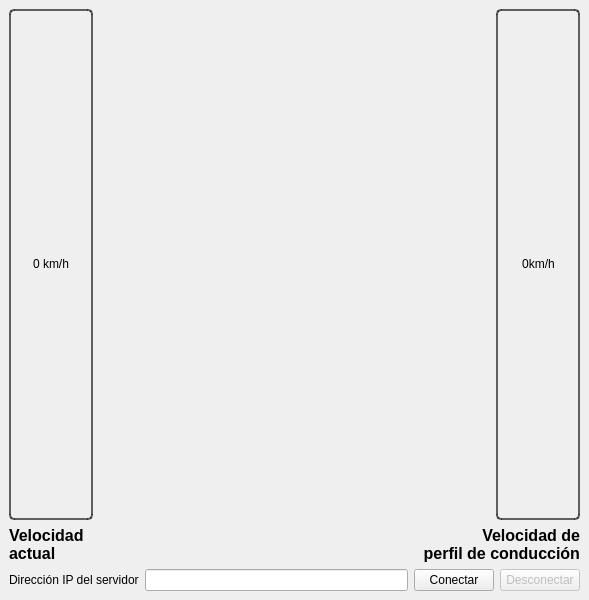
First picture: the form in gui_driver.ui, repository JuanNogRa/PVE_Repo, before the edit.
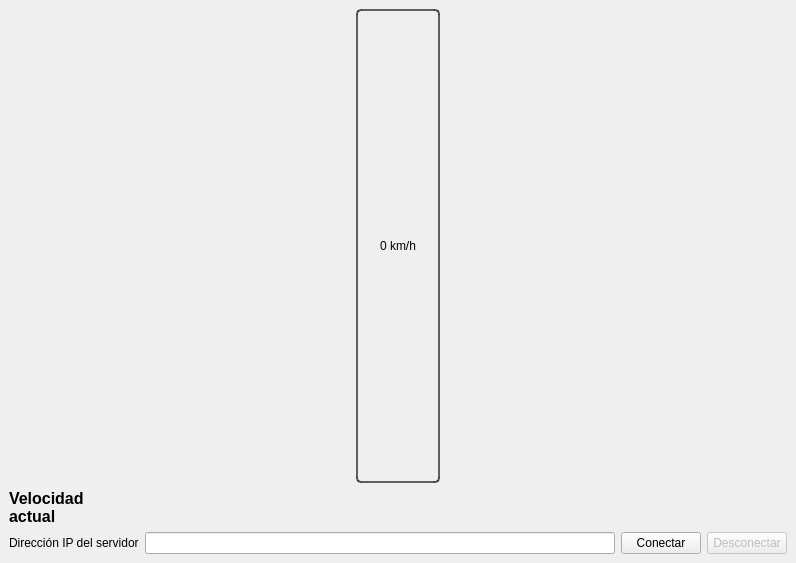
Second picture: the form after the edit.

```diff
--- a/gui_driver.ui
+++ b/gui_driver.ui
@@ -6,8 +6,8 @@
    <rect>
     <x>0</x>
     <y>0</y>
-    <width>589</width>
-    <height>600</height>
+    <width>796</width>
+    <height>563</height>
    </rect>
   </property>
   <property name="windowTitle">
@@ -64,64 +64,7 @@
        </widget>
       </item>
       <item>
-       <widget class="QLabel" name="Indicaciones">
-        <property name="font">
-         <font>
-          <pointsize>18</pointsize>
-          <weight>75</weight>
-          <bold>true</bold>
-         </font>
-        </property>
-        <property name="layoutDirection">
-         <enum>Qt::LeftToRight</enum>
-        </property>
-        <property name="styleSheet">
-         <string notr="true"/>
-        </property>
-        <property name="text">
-         <string/>
-        </property>
-        <property name="alignment">
-         <set>Qt::AlignCenter</set>
-        </property>
-       </widget>
-      </item>
-      <item>
-       <widget class="QProgressBar" name="Source_Gauge">
-        <property name="layoutDirection">
-         <enum>Qt::LeftToRight</enum>
-        </property>
-        <property name="styleSheet">
-         <string notr="true">QProgressBar {
-border: 2px solid rgba(33, 37, 43, 180);
-border-radius: 5px;
-text-align: center;
-font: 75 14pt &quot;MS Shell Dlg 2&quot;;
-background-color: transparent;
-color: black;
-width: 80;
-
-}
-QProgressBar::chunk {
-	background-color: rgb(173, 7, 255);
-}</string>
-        </property>
-        <property name="maximum">
-         <number>400</number>
-        </property>
-        <property name="value">
-         <number>0</number>
-        </property>
-        <property name="alignment">
-         <set>Qt::AlignCenter</set>
-        </property>
-        <property name="orientation">
-         <enum>Qt::Vertical</enum>
-        </property>
-        <property name="format">
-         <string>%vkm/h</string>
-        </property>
-       </widget>
+       <layout class="QVBoxLayout" name="Senales"/>
       </item>
      </layout>
     </item>
@@ -152,26 +95,6 @@
         </property>
        </widget>
       </item>
-      <item>
-       <widget class="QLabel" name="label">
-        <property name="font">
-         <font>
-          <pointsize>12</pointsize>
-          <weight>75</weight>
-          <bold>true</bold>
-          <strikeout>false</strikeout>
-          <kerning>true</kerning>
-         </font>
-        </property>
-        <property name="text">
-         <string>Velocidad de
-perfil de conducción</string>
-        </property>
-        <property name="alignment">
-         <set>Qt::AlignRight|Qt::AlignTrailing|Qt::AlignVCenter</set>
-        </property>
-       </widget>
-      </item>
      </layout>
     </item>
     <item>
```
